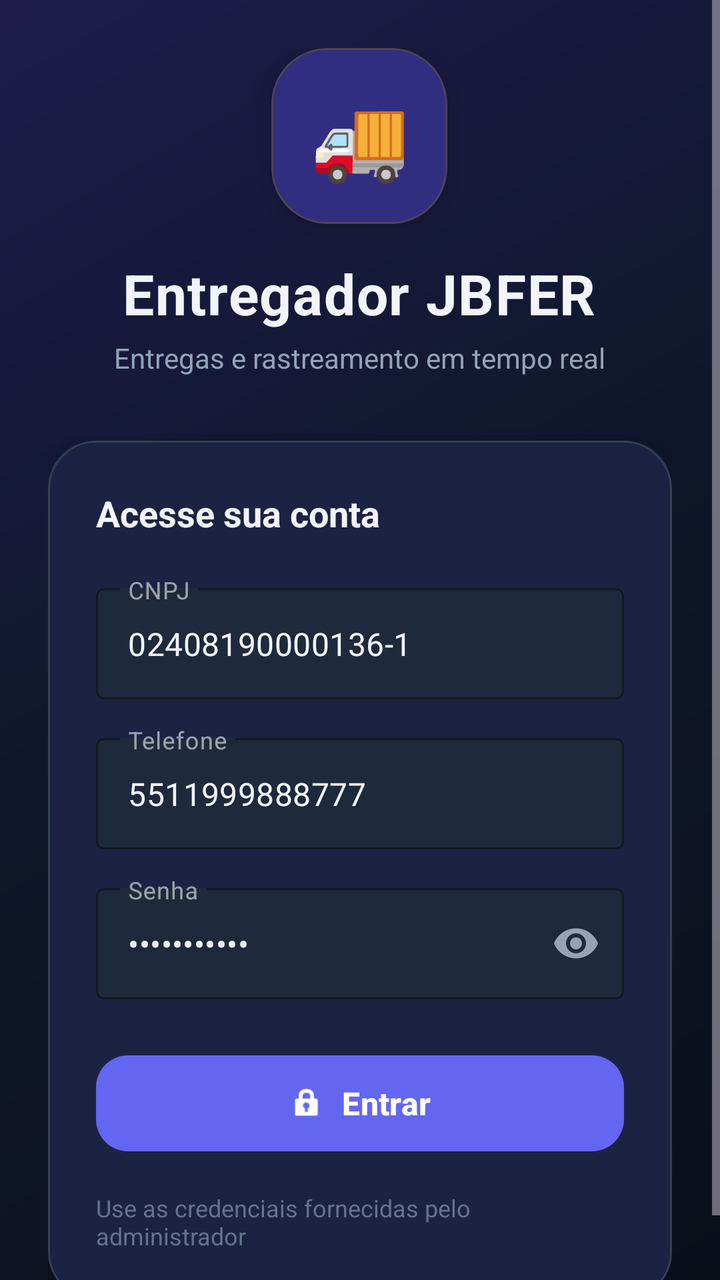
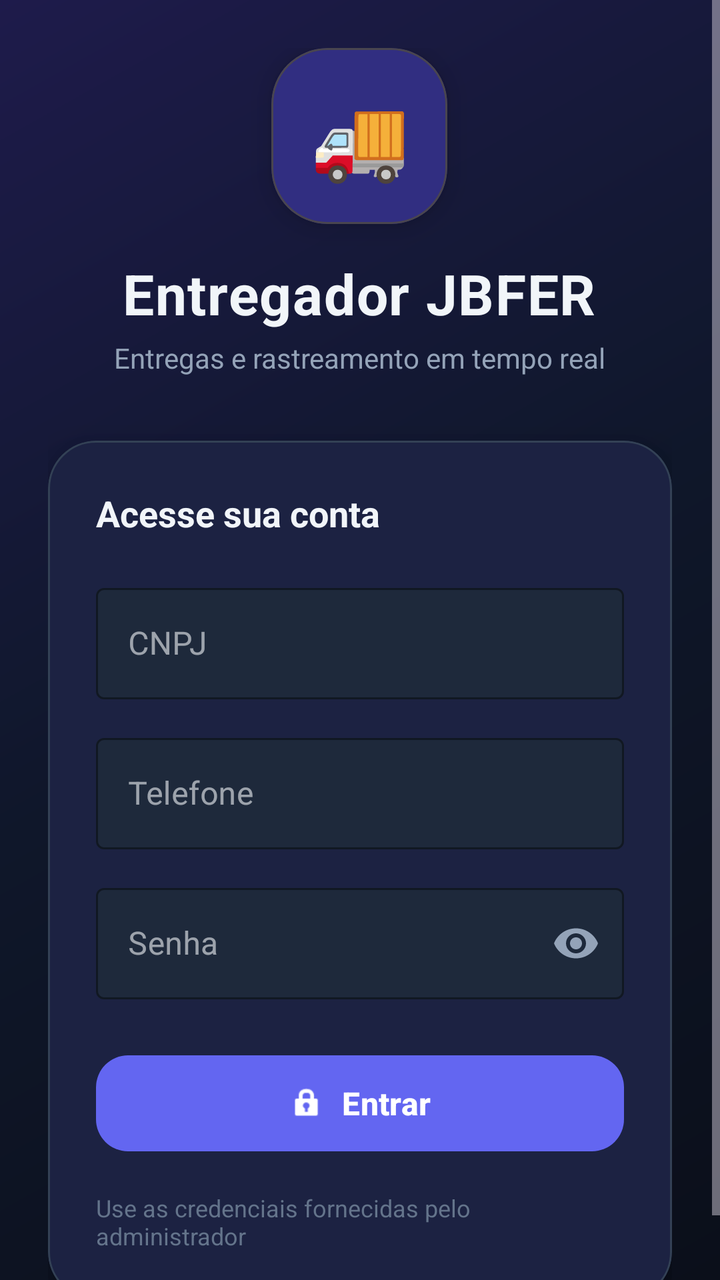

An Android layout rendered at two revisions. The XML below is the earlier revision; the diff shows what the commit changed to produce the second picture.
<!-- AndroidManifest.xml: application theme Theme.Entregador -->
<!-- res/layout/activity_login.xml -->
<?xml version="1.0" encoding="utf-8"?>
<ScrollView xmlns:android="http://schemas.android.com/apk/res/android"
    xmlns:app="http://schemas.android.com/apk/res-auto"
    android:layout_width="match_parent"
    android:layout_height="match_parent"
    android:background="@drawable/bg_gradient"
    android:fillViewport="true">

    <LinearLayout
        android:layout_width="match_parent"
        android:layout_height="wrap_content"
        android:orientation="vertical"
        android:gravity="center"
        android:padding="24dp">

        
        <LinearLayout
            android:layout_width="wrap_content"
            android:layout_height="wrap_content"
            android:orientation="vertical"
            android:gravity="center"
            android:layout_marginBottom="32dp">

            <com.google.android.material.card.MaterialCardView
                android:layout_width="88dp"
                android:layout_height="88dp"
                app:cardBackgroundColor="@color/primary_container"
                app:cardCornerRadius="28dp"
                app:cardElevation="8dp"
                android:layout_marginBottom="16dp">

                <TextView
                    android:layout_width="match_parent"
                    android:layout_height="match_parent"
                    android:gravity="center"
                    android:text="🚚"
                    android:textSize="40sp" />
            </com.google.android.material.card.MaterialCardView>

            <TextView
                android:layout_width="wrap_content"
                android:layout_height="wrap_content"
                android:text="@string/app_name"
                android:textColor="@color/text_primary"
                android:textSize="28sp"
                android:textStyle="bold"
                android:letterSpacing="0.02" />

            <TextView
                android:layout_width="wrap_content"
                android:layout_height="wrap_content"
                android:text="Entregas e rastreamento em tempo real"
                android:textColor="@color/text_secondary"
                android:textSize="14sp"
                android:layout_marginTop="4dp" />
        </LinearLayout>

        
        <com.google.android.material.card.MaterialCardView
            android:layout_width="match_parent"
            android:layout_height="wrap_content"
            app:cardBackgroundColor="@color/surface"
            app:cardCornerRadius="24dp"
            app:cardElevation="12dp"
            app:strokeColor="@color/outline"
            app:strokeWidth="1dp">

            <LinearLayout
                android:layout_width="match_parent"
                android:layout_height="wrap_content"
                android:orientation="vertical"
                android:padding="24dp">

                <TextView
                    android:layout_width="wrap_content"
                    android:layout_height="wrap_content"
                    android:text="Acesse sua conta"
                    android:textColor="@color/text_primary"
                    android:textSize="18sp"
                    android:textStyle="bold"
                    android:layout_marginBottom="20dp" />

                <com.google.android.material.textfield.TextInputLayout
                    android:layout_width="match_parent"
                    android:layout_height="wrap_content"
                    android:hint="@string/cnpj"
                    app:boxBackgroundColor="@color/surface_variant"
                    app:boxStrokeColor="@color/primary"
                    app:hintTextColor="@color/primary_light"
                    style="@style/Widget.MaterialComponents.TextInputLayout.OutlinedBox"
                    android:layout_marginBottom="14dp">

                    <com.google.android.material.textfield.TextInputEditText
                        android:id="@+id/etCnpj"
                        android:layout_width="match_parent"
                        android:layout_height="wrap_content"
                        android:inputType="text"
                        android:ellipsize="end"
                        android:text="@string/placeholder_cnpj"
                        android:textColor="@color/text_primary" />
                </com.google.android.material.textfield.TextInputLayout>

                <com.google.android.material.textfield.TextInputLayout
                    android:layout_width="match_parent"
                    android:layout_height="wrap_content"
                    android:hint="@string/telefone"
                    app:boxBackgroundColor="@color/surface_variant"
                    app:boxStrokeColor="@color/primary"
                    app:hintTextColor="@color/primary_light"
                    style="@style/Widget.MaterialComponents.TextInputLayout.OutlinedBox"
                    android:layout_marginBottom="14dp">

                    <com.google.android.material.textfield.TextInputEditText
                        android:id="@+id/etTelefone"
                        android:layout_width="match_parent"
                        android:layout_height="wrap_content"
                        android:inputType="phone"
                        android:ellipsize="end"
                        android:text="@string/placeholder_telefone"
                        android:textColor="@color/text_primary" />
                </com.google.android.material.textfield.TextInputLayout>

                <com.google.android.material.textfield.TextInputLayout
                    android:layout_width="match_parent"
                    android:layout_height="wrap_content"
                    android:hint="@string/senha"
                    app:boxBackgroundColor="@color/surface_variant"
                    app:boxStrokeColor="@color/primary"
                    app:hintTextColor="@color/primary_light"
                    app:passwordToggleEnabled="true"
                    app:passwordToggleTint="@color/text_secondary"
                    style="@style/Widget.MaterialComponents.TextInputLayout.OutlinedBox"
                    android:layout_marginBottom="24dp">

                    <com.google.android.material.textfield.TextInputEditText
                        android:id="@+id/etSenha"
                        android:layout_width="match_parent"
                        android:layout_height="wrap_content"
                        android:inputType="textPassword"
                        android:ellipsize="end"
                        android:text="@string/placeholder_senha"
                        android:textColor="@color/text_primary" />
                </com.google.android.material.textfield.TextInputLayout>

                <com.google.android.material.button.MaterialButton
                    android:id="@+id/btnLogin"
                    android:layout_width="match_parent"
                    android:layout_height="56dp"
                    android:text="@string/entrar"
                    android:textStyle="bold"
                    android:textSize="16sp"
                    android:textColor="@color/on_primary"
                    app:cornerRadius="16dp"
                    app:backgroundTint="@color/primary"
                    app:icon="@android:drawable/ic_lock_idle_lock"
                    app:iconGravity="textStart"
                    app:iconTint="@color/on_primary" />

                <TextView
                    android:layout_width="wrap_content"
                    android:layout_height="wrap_content"
                    android:text="Use as credenciais fornecidas pelo administrador"
                    android:textColor="@color/text_tertiary"
                    android:textSize="12sp"
                    android:layout_gravity="center"
                    android:layout_marginTop="16dp" />
            </LinearLayout>
        </com.google.android.material.card.MaterialCardView>

    </LinearLayout>
</ScrollView>
<!-- resources referenced by this layout -->
<resources>
  <color name="on_primary">#FFFFFF</color>
  <color name="outline">#334155</color>
  <color name="primary">#6366F1</color>
  <color name="primary_container">#312E81</color>
  <color name="primary_light">#818CF8</color>
  <color name="surface">#111827</color>
  <color name="surface_variant">#1E293B</color>
  <color name="text_primary">#F1F5F9</color>
  <color name="text_secondary">#94A3B8</color>
  <color name="text_tertiary">#64748B</color>
  <!-- drawable bg_gradient (drawable) -->
  <?xml version="1.0" encoding="utf-8"?>
  <shape xmlns:android="http://schemas.android.com/apk/res/android"
      android:shape="rectangle">
      <gradient
          android:angle="135"
          android:startColor="#0B0F1A"
          android:centerColor="#0F172A"
          android:endColor="#1E1B4B"
          android:type="linear" />
  </shape>
  <string name="app_name">Entregador JBFER</string>
  <string name="cnpj">CNPJ</string>
  <string name="entrar">Entrar</string>
  <string name="placeholder_cnpj">02408190000136-1</string>
  <string name="placeholder_senha">entregue123</string>
  <string name="placeholder_telefone">5511999888777</string>
  <string name="senha">Senha</string>
  <string name="telefone">Telefone</string>
  <style name="Theme.Entregador" parent="Theme.Material3.Dark.NoActionBar">
          <item name="colorPrimary">@color/primary</item>
          <item name="colorPrimaryVariant">@color/primary_dark</item>
          <item name="colorSecondary">@color/accent</item>
          <item name="colorSurface">@color/surface</item>
          <item name="colorOnSurface">@color/text_primary</item>
          <item name="android:statusBarColor">@color/background</item>
          <item name="android:navigationBarColor">@color/background</item>
          <item name="android:windowBackground">@color/background</item>
          <item name="android:textColor">@color/text_primary</item>
      </style>
  <color name="primary_dark">#4F46E5</color>
  <color name="accent">#22D3EE</color>
  <color name="background">#0B0F1A</color>
</resources>

<!-- the commit's change to res/layout/activity_login.xml (unified diff, before → after) -->
@@ -96,8 +96,7 @@
                         android:layout_height="wrap_content"
                         android:inputType="text"
                         android:ellipsize="end"
-                        android:text="@string/placeholder_cnpj"
-                        android:textColor="@color/text_primary" />
+                                android:textColor="@color/text_primary" />
                 </com.google.android.material.textfield.TextInputLayout>
 
                 <com.google.android.material.textfield.TextInputLayout
@@ -116,8 +115,7 @@
                         android:layout_height="wrap_content"
                         android:inputType="phone"
                         android:ellipsize="end"
-                        android:text="@string/placeholder_telefone"
-                        android:textColor="@color/text_primary" />
+                                android:textColor="@color/text_primary" />
                 </com.google.android.material.textfield.TextInputLayout>
 
                 <com.google.android.material.textfield.TextInputLayout
@@ -138,8 +136,7 @@
                         android:layout_height="wrap_content"
                         android:inputType="textPassword"
                         android:ellipsize="end"
-                        android:text="@string/placeholder_senha"
-                        android:textColor="@color/text_primary" />
+                                android:textColor="@color/text_primary" />
                 </com.google.android.material.textfield.TextInputLayout>
 
                 <com.google.android.material.button.MaterialButton
<!-- resource entries referenced after the edit -->
@@ -24,9 +24,6 @@
   <string name="app_name">Entregador JBFER</string>
   <string name="cnpj">CNPJ</string>
   <string name="entrar">Entrar</string>
-  <string name="placeholder_cnpj">02408190000136-1</string>
-  <string name="placeholder_senha">entregue123</string>
-  <string name="placeholder_telefone">5511999888777</string>
   <string name="senha">Senha</string>
   <string name="telefone">Telefone</string>
   <style name="Theme.Entregador" parent="Theme.Material3.Dark.NoActionBar">
